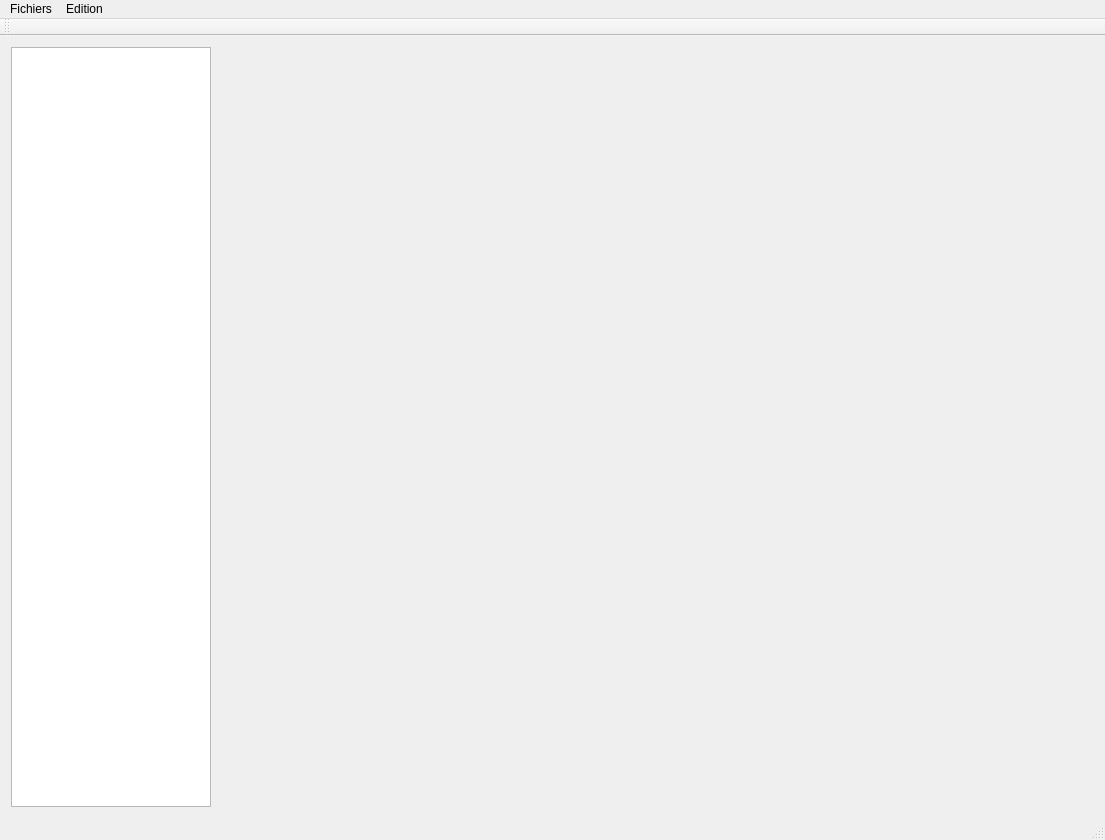
Qt form PluriNotes.ui (tmarcille/LO21_Plurinotes) before a commit.
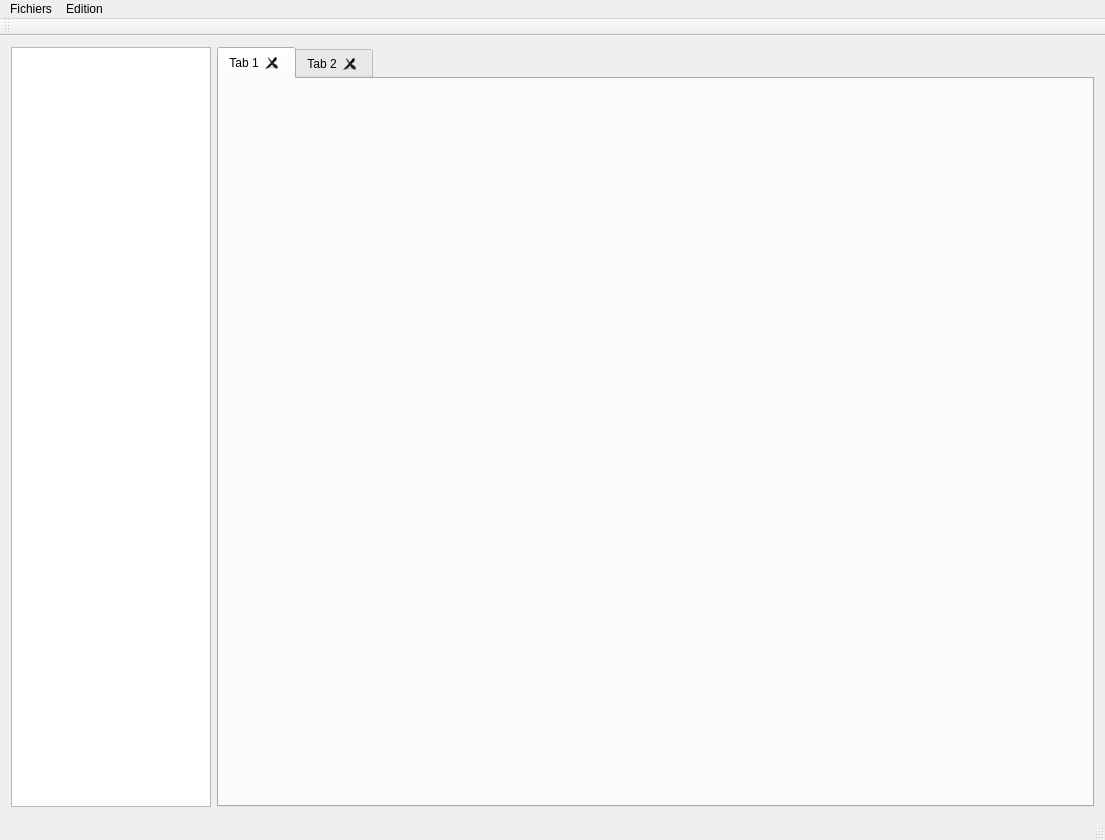
The same form after that commit.

Commit message:
Alternative version of PluriNotes with a tabbed interface
Initial commit, tab closing not working

Diff of the .ui file:
```diff
--- a/PluriNotes.ui
+++ b/PluriNotes.ui
@@ -42,11 +42,28 @@
         </property>
        </widget>
       </item>
-      <item>
-       <widget class="QWidget" name="widget2" native="true"/>
-      </item>
      </layout>
     </item>
+    <item>
+     <widget class="QTabWidget" name="tabWidget">
+      <property name="tabShape">
+       <enum>QTabWidget::Rounded</enum>
+      </property>
+      <property name="tabsClosable">
+       <bool>true</bool>
+      </property>
+      <widget class="QWidget" name="tab">
+       <attribute name="title">
+        <string>Tab 1</string>
+       </attribute>
+      </widget>
+      <widget class="QWidget" name="tab_2">
+       <attribute name="title">
+        <string>Tab 2</string>
+       </attribute>
+      </widget>
+     </widget>
+    </item>
    </layout>
   </widget>
   <widget class="QMenuBar" name="menuBar">
```
The commit also changes 24 other files.
